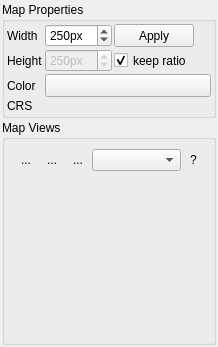
First picture: the form in timeseriesviewer/ui/mapviewdock.ui, repository jakimowb/eo-time-series-viewer, before the edit.
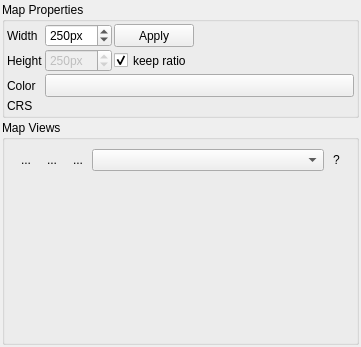
Second picture: the form after the edit. Icons and pictures are not drawn. Custom widgets are drawn as their Qt base class.

Diff of the .ui file:
```diff
--- a/timeseriesviewer/ui/mapviewdock.ui
+++ b/timeseriesviewer/ui/mapviewdock.ui
@@ -6,14 +6,14 @@
    <rect>
     <x>0</x>
     <y>0</y>
-    <width>218</width>
+    <width>361</width>
     <height>347</height>
    </rect>
   </property>
   <property name="minimumSize">
    <size>
     <width>190</width>
-    <height>171</height>
+    <height>210</height>
    </size>
   </property>
   <property name="windowTitle">
```
Left out of the diff: 4 changed lines with no effect on the pictures.
